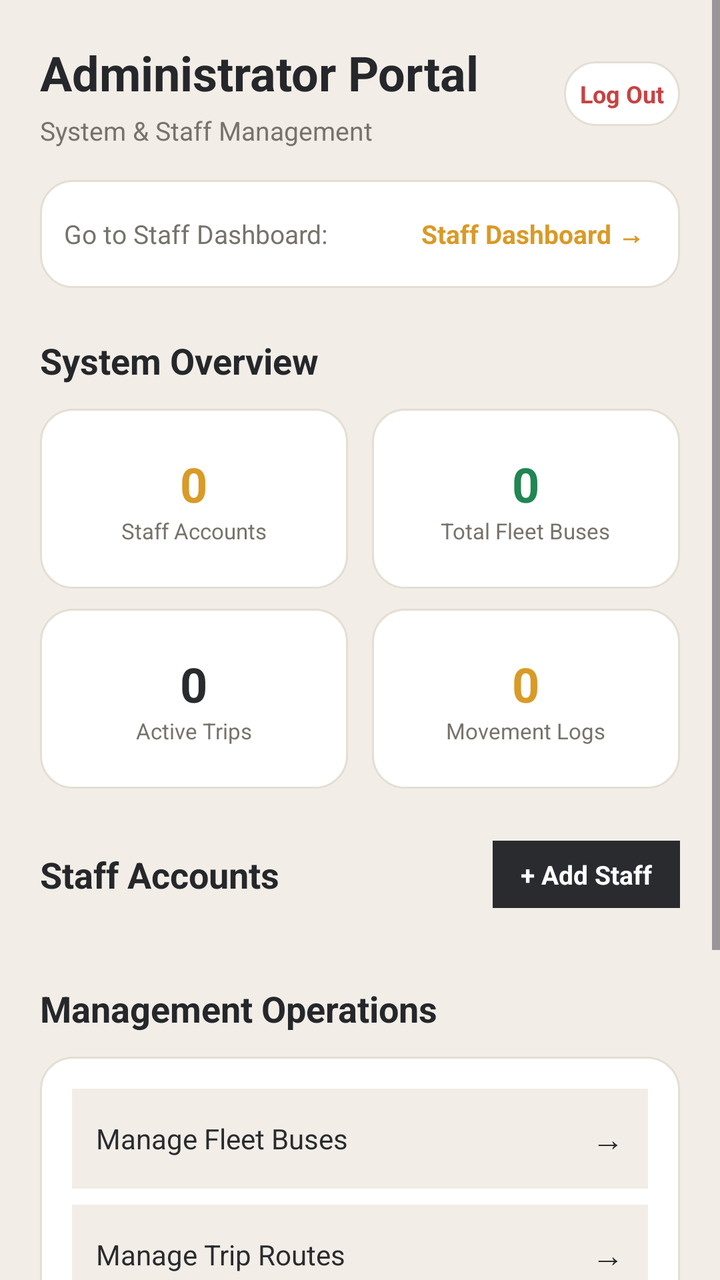
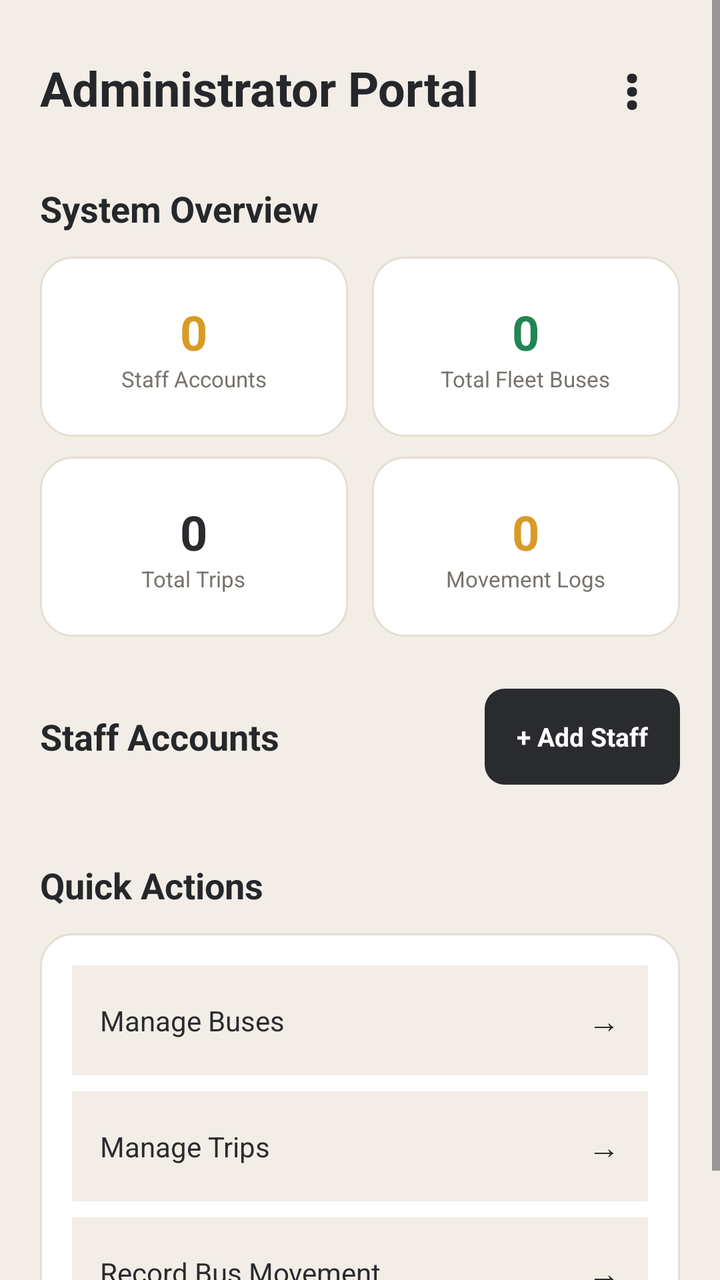

Screens rendered from an Android XML layout before and after an edit, with the pre-edit source and the edit as a unified diff.
<!-- AndroidManifest.xml: application theme Theme.PabamaApp -->
<!-- res/layout/activity_admin_dashboard.xml -->
<?xml version="1.0" encoding="utf-8"?>
<LinearLayout xmlns:android="http://schemas.android.com/apk/res/android"
    android:id="@+id/main"
    android:layout_width="match_parent"
    android:layout_height="match_parent"
    android:orientation="vertical"
    android:background="@color/background">

    <ScrollView
        android:layout_width="match_parent"
        android:layout_height="match_parent"
        android:fillViewport="true">

        <LinearLayout
            android:layout_width="match_parent"
            android:layout_height="wrap_content"
            android:orientation="vertical"
            android:padding="20dp">

            
            <LinearLayout
                android:layout_width="match_parent"
                android:layout_height="wrap_content"
                android:orientation="horizontal"
                android:gravity="center_vertical">

                <LinearLayout
                    android:layout_width="0dp"
                    android:layout_height="wrap_content"
                    android:layout_weight="1"
                    android:orientation="vertical">

                    <TextView
                        android:layout_width="wrap_content"
                        android:layout_height="wrap_content"
                        android:text="Administrator Portal"
                        android:textColor="@color/text_primary"
                        android:textSize="24sp"
                        android:textStyle="bold" />

                    <TextView
                        android:id="@+id/txtAdminSubtitle"
                        android:layout_width="wrap_content"
                        android:layout_height="wrap_content"
                        android:layout_marginTop="4dp"
                        android:text="System &amp; Staff Management"
                        android:textColor="@color/text_secondary"
                        android:textSize="13sp" />
                </LinearLayout>

                <TextView
                    android:id="@+id/btnAdminLogout"
                    android:layout_width="wrap_content"
                    android:layout_height="wrap_content"
                    android:text="Log Out"
                    android:textColor="@color/status_unavailable"
                    android:textSize="12sp"
                    android:textStyle="bold"
                    android:padding="8dp"
                    android:background="@drawable/bg_card" />

            </LinearLayout>

            
            <LinearLayout
                android:layout_width="match_parent"
                android:layout_height="wrap_content"
                android:layout_marginTop="16dp"
                android:orientation="horizontal"
                android:gravity="center_vertical"
                android:background="@drawable/bg_card"
                android:padding="12dp">

                <TextView
                    android:layout_width="0dp"
                    android:layout_height="wrap_content"
                    android:layout_weight="1"
                    android:text="Go to Staff Dashboard:"
                    android:textColor="@color/text_secondary"
                    android:textSize="13sp" />

                <TextView
                    android:id="@+id/btnGoToStaffDashboard"
                    android:layout_width="wrap_content"
                    android:layout_height="wrap_content"
                    android:text="Staff Dashboard →"
                    android:textColor="@color/accent"
                    android:textSize="13sp"
                    android:textStyle="bold"
                    android:padding="6dp" />

            </LinearLayout>

            
            <TextView
                android:layout_width="wrap_content"
                android:layout_height="wrap_content"
                android:layout_marginTop="24dp"
                android:text="System Overview"
                android:textColor="@color/text_primary"
                android:textSize="18sp"
                android:textStyle="bold" />

            <LinearLayout
                android:layout_width="match_parent"
                android:layout_height="wrap_content"
                android:layout_marginTop="12dp"
                android:orientation="horizontal">

                <LinearLayout
                    android:layout_width="0dp"
                    android:layout_height="90dp"
                    android:layout_weight="1"
                    android:layout_marginEnd="6dp"
                    android:orientation="vertical"
                    android:gravity="center"
                    android:background="@drawable/bg_card"
                    android:padding="8dp">

                    <TextView
                        android:id="@+id/txtAdminStaffCount"
                        android:layout_width="wrap_content"
                        android:layout_height="wrap_content"
                        android:text="0"
                        android:textColor="@color/accent"
                        android:textSize="24sp"
                        android:textStyle="bold" />

                    <TextView
                        android:layout_width="wrap_content"
                        android:layout_height="wrap_content"
                        android:text="Staff Accounts"
                        android:textColor="@color/text_secondary"
                        android:textSize="11sp" />
                </LinearLayout>

                <LinearLayout
                    android:layout_width="0dp"
                    android:layout_height="90dp"
                    android:layout_weight="1"
                    android:layout_marginStart="6dp"
                    android:orientation="vertical"
                    android:gravity="center"
                    android:background="@drawable/bg_card"
                    android:padding="8dp">

                    <TextView
                        android:id="@+id/txtAdminBusCount"
                        android:layout_width="wrap_content"
                        android:layout_height="wrap_content"
                        android:text="0"
                        android:textColor="@color/status_available"
                        android:textSize="24sp"
                        android:textStyle="bold" />

                    <TextView
                        android:layout_width="wrap_content"
                        android:layout_height="wrap_content"
                        android:text="Total Fleet Buses"
                        android:textColor="@color/text_secondary"
                        android:textSize="11sp" />
                </LinearLayout>

            </LinearLayout>

            <LinearLayout
                android:layout_width="match_parent"
                android:layout_height="wrap_content"
                android:layout_marginTop="10dp"
                android:orientation="horizontal">

                <LinearLayout
                    android:layout_width="0dp"
                    android:layout_height="90dp"
                    android:layout_weight="1"
                    android:layout_marginEnd="6dp"
                    android:orientation="vertical"
                    android:gravity="center"
                    android:background="@drawable/bg_card"
                    android:padding="8dp">

                    <TextView
                        android:id="@+id/txtAdminTripCount"
                        android:layout_width="wrap_content"
                        android:layout_height="wrap_content"
                        android:text="0"
                        android:textColor="@color/primary"
                        android:textSize="24sp"
                        android:textStyle="bold" />

                    <TextView
                        android:layout_width="wrap_content"
                        android:layout_height="wrap_content"
                        android:text="Active Trips"
                        android:textColor="@color/text_secondary"
                        android:textSize="11sp" />
                </LinearLayout>

                <LinearLayout
                    android:layout_width="0dp"
                    android:layout_height="90dp"
                    android:layout_weight="1"
                    android:layout_marginStart="6dp"
                    android:orientation="vertical"
                    android:gravity="center"
                    android:background="@drawable/bg_card"
                    android:padding="8dp">

                    <TextView
                        android:id="@+id/txtAdminMovementCount"
                        android:layout_width="wrap_content"
                        android:layout_height="wrap_content"
                        android:text="0"
                        android:textColor="@color/accent"
                        android:textSize="24sp"
                        android:textStyle="bold" />

                    <TextView
                        android:layout_width="wrap_content"
                        android:layout_height="wrap_content"
                        android:text="Movement Logs"
                        android:textColor="@color/text_secondary"
                        android:textSize="11sp" />
                </LinearLayout>

            </LinearLayout>

            
            <LinearLayout
                android:layout_width="match_parent"
                android:layout_height="wrap_content"
                android:layout_marginTop="26dp"
                android:orientation="horizontal"
                android:gravity="center_vertical">

                <TextView
                    android:layout_width="0dp"
                    android:layout_height="wrap_content"
                    android:layout_weight="1"
                    android:text="Staff Accounts"
                    android:textColor="@color/text_primary"
                    android:textSize="18sp"
                    android:textStyle="bold" />

                <TextView
                    android:id="@+id/btnAddStaffAccount"
                    android:layout_width="wrap_content"
                    android:layout_height="wrap_content"
                    android:text="+ Add Staff"
                    android:textColor="@color/surface"
                    android:textSize="13sp"
                    android:textStyle="bold"
                    android:paddingStart="14dp"
                    android:paddingEnd="14dp"
                    android:paddingTop="8dp"
                    android:paddingBottom="8dp"
                    android:background="@color/primary" />

            </LinearLayout>

            
            <LinearLayout
                android:id="@+id/containerStaffAccounts"
                android:layout_width="match_parent"
                android:layout_height="wrap_content"
                android:layout_marginTop="12dp"
                android:orientation="vertical" />

            
            <TextView
                android:layout_width="wrap_content"
                android:layout_height="wrap_content"
                android:layout_marginTop="26dp"
                android:text="Management Operations"
                android:textColor="@color/text_primary"
                android:textSize="18sp"
                android:textStyle="bold" />

            <LinearLayout
                android:layout_width="match_parent"
                android:layout_height="wrap_content"
                android:layout_marginTop="12dp"
                android:orientation="vertical"
                android:background="@drawable/bg_card"
                android:padding="16dp">

                <LinearLayout
                    android:id="@+id/btnAdminManageBuses"
                    android:layout_width="match_parent"
                    android:layout_height="50dp"
                    android:orientation="horizontal"
                    android:gravity="center_vertical"
                    android:paddingStart="12dp"
                    android:paddingEnd="12dp"
                    android:background="@color/background">

                    <TextView
                        android:layout_width="0dp"
                        android:layout_height="wrap_content"
                        android:layout_weight="1"
                        android:text="Manage Fleet Buses"
                        android:textColor="@color/primary"
                        android:textSize="14sp" />

                    <TextView
                        android:layout_width="wrap_content"
                        android:layout_height="wrap_content"
                        android:text="→"
                        android:textColor="@color/primary"
                        android:textSize="16sp" />
                </LinearLayout>

                <LinearLayout
                    android:id="@+id/btnAdminManageTrips"
                    android:layout_width="match_parent"
                    android:layout_height="50dp"
                    android:layout_marginTop="8dp"
                    android:orientation="horizontal"
                    android:gravity="center_vertical"
                    android:paddingStart="12dp"
                    android:paddingEnd="12dp"
                    android:background="@color/background">

                    <TextView
                        android:layout_width="0dp"
                        android:layout_height="wrap_content"
                        android:layout_weight="1"
                        android:text="Manage Trip Routes"
                        android:textColor="@color/primary"
                        android:textSize="14sp" />

                    <TextView
                        android:layout_width="wrap_content"
                        android:layout_height="wrap_content"
                        android:text="→"
                        android:textColor="@color/primary"
                        android:textSize="16sp" />
                </LinearLayout>

                <LinearLayout
                    android:id="@+id/btnAdminRecordMovement"
                    android:layout_width="match_parent"
                    android:layout_height="50dp"
                    android:layout_marginTop="8dp"
                    android:orientation="horizontal"
                    android:gravity="center_vertical"
                    android:paddingStart="12dp"
                    android:paddingEnd="12dp"
                    android:background="@color/background">

                    <TextView
                        android:layout_width="0dp"
                        android:layout_height="wrap_content"
                        android:layout_weight="1"
                        android:text="Record Bus Movement"
                        android:textColor="@color/primary"
                        android:textSize="14sp" />

                    <TextView
                        android:layout_width="wrap_content"
                        android:layout_height="wrap_content"
                        android:text="→"
                        android:textColor="@color/primary"
                        android:textSize="16sp" />
                </LinearLayout>

                <LinearLayout
                    android:id="@+id/btnAdminPassengerView"
                    android:layout_width="match_parent"
                    android:layout_height="50dp"
                    android:layout_marginTop="8dp"
                    android:orientation="horizontal"
                    android:gravity="center_vertical"
                    android:paddingStart="12dp"
                    android:paddingEnd="12dp"
                    android:background="@color/background">

                    <TextView
                        android:layout_width="0dp"
                        android:layout_height="wrap_content"
                        android:layout_weight="1"
                        android:text="View Passenger Screen"
                        android:textColor="@color/primary"
                        android:textSize="14sp" />

                    <TextView
                        android:layout_width="wrap_content"
                        android:layout_height="wrap_content"
                        android:text="→"
                        android:textColor="@color/primary"
                        android:textSize="16sp" />
                </LinearLayout>

                <LinearLayout
                    android:id="@+id/btnAdminResetData"
                    android:layout_width="match_parent"
                    android:layout_height="50dp"
                    android:layout_marginTop="8dp"
                    android:orientation="horizontal"
                    android:gravity="center_vertical"
                    android:paddingStart="12dp"
                    android:paddingEnd="12dp"
                    android:background="@drawable/bg_card">

                    <TextView
                        android:layout_width="0dp"
                        android:layout_height="wrap_content"
                        android:layout_weight="1"
                        android:text="↺  Reset Database to Default Seed"
                        android:textColor="@color/status_unavailable"
                        android:textStyle="bold"
                        android:textSize="14sp" />

                    <TextView
                        android:layout_width="wrap_content"
                        android:layout_height="wrap_content"
                        android:text="→"
                        android:textColor="@color/status_unavailable"
                        android:textSize="16sp" />
                </LinearLayout>

            </LinearLayout>

        </LinearLayout>

    </ScrollView>

</LinearLayout>
<!-- resources referenced by this layout -->
<resources>
  <color name="accent">#D99A27</color>
  <color name="background">#F2EEE7</color>
  <color name="primary">#292B2F</color>
  <color name="status_available">#218653</color>
  <color name="status_unavailable">#C74343</color>
  <color name="surface">#FFFFFF</color>
  <color name="text_primary">#25272B</color>
  <color name="text_secondary">#77736B</color>
  <style name="Theme.PabamaApp" parent="Theme.Material3.DayNight.NoActionBar">
          <item name="colorPrimary">@color/primary</item>
          <item name="colorPrimaryVariant">@color/primary_dark</item>
          <item name="colorOnPrimary">@color/white</item>
          <item name="colorSecondary">@color/accent</item>
          <item name="android:statusBarColor">@color/primary_dark</item>
          <item name="android:windowBackground">@color/background</item>
      </style>
  <color name="border">#E4DED3</color>
  <color name="primary_dark">#25272B</color>
  <color name="white">#FFFFFF</color>
  <!-- unchanged entries left out for length: 1 -->
</resources>

<!-- the commit's change to res/layout/activity_admin_dashboard.xml (unified diff, before → after) -->
@@ -38,58 +38,25 @@
                         android:textSize="24sp"
                         android:textStyle="bold" />
 
-                    <TextView
-                        android:id="@+id/txtAdminSubtitle"
-                        android:layout_width="wrap_content"
-                        android:layout_height="wrap_content"
-                        android:layout_marginTop="4dp"
-                        android:text="System &amp; Staff Management"
-                        android:textColor="@color/text_secondary"
-                        android:textSize="13sp" />
                 </LinearLayout>
 
                 <TextView
-                    android:id="@+id/btnAdminLogout"
-                    android:layout_width="wrap_content"
-                    android:layout_height="wrap_content"
-                    android:text="Log Out"
-                    android:textColor="@color/status_unavailable"
-                    android:textSize="12sp"
+                    android:id="@+id/btnAdminMenu"
+                    android:layout_width="48dp"
+                    android:layout_height="48dp"
+                    android:text="&#8942;"
+                    android:textSize="28sp"
                     android:textStyle="bold"
-                    android:padding="8dp"
-                    android:background="@drawable/bg_card" />
-
-            </LinearLayout>
-
-            
-            <LinearLayout
-                android:layout_width="match_parent"
-                android:layout_height="wrap_content"
-                android:layout_marginTop="16dp"
-                android:orientation="horizontal"
-                android:gravity="center_vertical"
-                android:background="@drawable/bg_card"
-                android:padding="12dp">
-
-                <TextView
-                    android:layout_width="0dp"
-                    android:layout_height="wrap_content"
-                    android:layout_weight="1"
-                    android:text="Go to Staff Dashboard:"
-                    android:textColor="@color/text_secondary"
-                    android:textSize="13sp" />
-
-                <TextView
-                    android:id="@+id/btnGoToStaffDashboard"
-                    android:layout_width="wrap_content"
-                    android:layout_height="wrap_content"
-                    android:text="Staff Dashboard →"
-                    android:textColor="@color/accent"
-                    android:textSize="13sp"
-                    android:textStyle="bold"
-                    android:padding="6dp" />
-
-            </LinearLayout>
+                    android:textColor="@color/primary_dark"
+                    android:gravity="center"
+                    android:background="?attr/selectableItemBackgroundBorderless"
+                    android:contentDescription="Administrator menu"
+                    android:clickable="true"
+                    android:focusable="true" />
+
+            </LinearLayout>
+
+
 
             
             <TextView
@@ -191,7 +158,7 @@
                     <TextView
                         android:layout_width="wrap_content"
                         android:layout_height="wrap_content"
-                        android:text="Active Trips"
+                        android:text="Total Trips"
                         android:textColor="@color/text_secondary"
                         android:textSize="11sp" />
                 </LinearLayout>
@@ -245,16 +212,17 @@
                 <TextView
                     android:id="@+id/btnAddStaffAccount"
                     android:layout_width="wrap_content"
-                    android:layout_height="wrap_content"
+                    android:layout_height="48dp"
                     android:text="+ Add Staff"
-                    android:textColor="@color/surface"
+                    android:textColor="@color/white"
                     android:textSize="13sp"
                     android:textStyle="bold"
-                    android:paddingStart="14dp"
-                    android:paddingEnd="14dp"
-                    android:paddingTop="8dp"
-                    android:paddingBottom="8dp"
-                    android:background="@color/primary" />
+                    android:gravity="center"
+                    android:paddingStart="16dp"
+                    android:paddingEnd="16dp"
+                    android:background="@drawable/bg_primary_button"
+                    android:clickable="true"
+                    android:focusable="true" />
 
             </LinearLayout>
 
@@ -271,7 +239,7 @@
                 android:layout_width="wrap_content"
                 android:layout_height="wrap_content"
                 android:layout_marginTop="26dp"
-                android:text="Management Operations"
+                android:text="Quick Actions"
                 android:textColor="@color/text_primary"
                 android:textSize="18sp"
                 android:textStyle="bold" />
@@ -287,18 +255,18 @@
                 <LinearLayout
                     android:id="@+id/btnAdminManageBuses"
                     android:layout_width="match_parent"
-                    android:layout_height="50dp"
                     android:orientation="horizontal"
                     android:gravity="center_vertical"
-                    android:paddingStart="12dp"
-                    android:paddingEnd="12dp"
+                    android:layout_height="55dp"
+                    android:paddingStart="14dp"
+                    android:paddingEnd="14dp"
                     android:background="@color/background">
 
                     <TextView
                         android:layout_width="0dp"
                         android:layout_height="wrap_content"
                         android:layout_weight="1"
-                        android:text="Manage Fleet Buses"
+                        android:text="Manage Buses"
                         android:textColor="@color/primary"
                         android:textSize="14sp" />
 
@@ -313,19 +281,19 @@
                 <LinearLayout
                     android:id="@+id/btnAdminManageTrips"
                     android:layout_width="match_parent"
-                    android:layout_height="50dp"
                     android:layout_marginTop="8dp"
                     android:orientation="horizontal"
                     android:gravity="center_vertical"
-                    android:paddingStart="12dp"
-                    android:paddingEnd="12dp"
+                    android:layout_height="55dp"
+                    android:paddingStart="14dp"
+                    android:paddingEnd="14dp"
                     android:background="@color/background">
 
                     <TextView
                         android:layout_width="0dp"
                         android:layout_height="wrap_content"
                         android:layout_weight="1"
-                        android:text="Manage Trip Routes"
+                        android:text="Manage Trips"
                         android:textColor="@color/primary"
                         android:textSize="14sp" />
 
@@ -340,12 +308,12 @@
                 <LinearLayout
                     android:id="@+id/btnAdminRecordMovement"
                     android:layout_width="match_parent"
-                    android:layout_height="50dp"
                     android:layout_marginTop="8dp"
                     android:orientation="horizontal"
                     android:gravity="center_vertical"
-                    android:paddingStart="12dp"
-                    android:paddingEnd="12dp"
+                    android:layout_height="55dp"
+                    android:paddingStart="14dp"
+                    android:paddingEnd="14dp"
                     android:background="@color/background">
 
                     <TextView
@@ -364,61 +332,6 @@
                         android:textSize="16sp" />
                 </LinearLayout>
 
-                <LinearLayout
-                    android:id="@+id/btnAdminPassengerView"
-                    android:layout_width="match_parent"
-                    android:layout_height="50dp"
-                    android:layout_marginTop="8dp"
-                    android:orientation="horizontal"
-                    android:gravity="center_vertical"
-                    android:paddingStart="12dp"
-                    android:paddingEnd="12dp"
-                    android:background="@color/background">
-
-                    <TextView
-                        android:layout_width="0dp"
-                        android:layout_height="wrap_content"
-                        android:layout_weight="1"
-                        android:text="View Passenger Screen"
-                        android:textColor="@color/primary"
-                        android:textSize="14sp" />
-
-                    <TextView
-                        android:layout_width="wrap_content"
-                        android:layout_height="wrap_content"
-                        android:text="→"
-                        android:textColor="@color/primary"
-                        android:textSize="16sp" />
-                </LinearLayout>
-
-                <LinearLayout
-                    android:id="@+id/btnAdminResetData"
-                    android:layout_width="match_parent"
-                    android:layout_height="50dp"
-                    android:layout_marginTop="8dp"
-                    android:orientation="horizontal"
-                    android:gravity="center_vertical"
-                    android:paddingStart="12dp"
-                    android:paddingEnd="12dp"
-                    android:background="@drawable/bg_card">
-
-                    <TextView
-                        android:layout_width="0dp"
-                        android:layout_height="wrap_content"
-                        android:layout_weight="1"
-                        android:text="↺  Reset Database to Default Seed"
-                        android:textColor="@color/status_unavailable"
-                        android:textStyle="bold"
-                        android:textSize="14sp" />
-
-                    <TextView
-                        android:layout_width="wrap_content"
-                        android:layout_height="wrap_content"
-                        android:text="→"
-                        android:textColor="@color/status_unavailable"
-                        android:textSize="16sp" />
-                </LinearLayout>
-
             </LinearLayout>
 
         </LinearLayout>
<!-- resource entries referenced after the edit -->
@@ -4,21 +4,82 @@
   <color name="background">#F2EEE7</color>
   <color name="primary">#292B2F</color>
   <color name="status_available">#218653</color>
-  <color name="status_unavailable">#C74343</color>
   <color name="surface">#FFFFFF</color>
   <color name="text_primary">#25272B</color>
   <color name="text_secondary">#77736B</color>
   <style name="Theme.PabamaApp" parent="Theme.Material3.DayNight.NoActionBar">
+  
           <item name="colorPrimary">@color/primary</item>
           <item name="colorPrimaryVariant">@color/primary_dark</item>
           <item name="colorOnPrimary">@color/white</item>
           <item name="colorSecondary">@color/accent</item>
           <item name="android:statusBarColor">@color/primary_dark</item>
           <item name="android:windowBackground">@color/background</item>
+  
+          
+          <item name="android:windowAnimationStyle">@style/NoActivityAnimation</item>
+  
+          
+          <item name="alertDialogTheme">@style/Theme.PabamaApp.Dialog</item>
+  
       </style>
   <color name="border">#E4DED3</color>
+  <style name="NoActivityAnimation">
+          <item name="android:activityOpenEnterAnimation">@null</item>
+          <item name="android:activityOpenExitAnimation">@null</item>
+          <item name="android:activityCloseEnterAnimation">@null</item>
+          <item name="android:activityCloseExitAnimation">@null</item>
+  
+          <item name="android:taskOpenEnterAnimation">@null</item>
+          <item name="android:taskOpenExitAnimation">@null</item>
+          <item name="android:taskCloseEnterAnimation">@null</item>
+          <item name="android:taskCloseExitAnimation">@null</item>
+  
+          <item name="android:windowEnterAnimation">@null</item>
+          <item name="android:windowExitAnimation">@null</item>
+      </style>
+  <style name="Theme.PabamaApp.Dialog" parent="ThemeOverlay.AppCompat.Dialog.Alert">
+          <item name="android:windowAnimationStyle">@style/NoActivityAnimation</item>
+  
+          <item name="colorAccent">@color/dialog_action</item>
+          <item name="android:colorAccent">@color/dialog_action</item>
+  
+          <item name="android:colorBackground">@color/dialog_background</item>
+          <item name="android:textColorPrimary">@color/dialog_text</item>
+          <item name="android:textColorSecondary">@color/dialog_hint</item>
+          <item name="android:textColorHint">@color/dialog_hint</item>
+  
+          <item name="buttonBarPositiveButtonStyle">@style/DialogActionButton</item>
+          <item name="buttonBarNegativeButtonStyle">@style/DialogCancelButton</item>
+          <item name="buttonBarNeutralButtonStyle">@style/DialogDeleteButton</item>
+  
+      </style>
+  <color name="dialog_action">#F4B942</color>
+  <color name="dialog_background">#404040</color>
+  <color name="dialog_text">#FFFFFF</color>
+  <color name="dialog_hint">#D1D1D1</color>
+  <style name="DialogActionButton" parent="Widget.AppCompat.Button.ButtonBar.AlertDialog">
+          <item name="android:textColor">@color/dialog_action</item>
+      </style>
+  <style name="DialogCancelButton" parent="Widget.AppCompat.Button.ButtonBar.AlertDialog">
+          <item name="android:textColor">@color/dialog_text</item>
+      </style>
+  <style name="DialogDeleteButton" parent="Widget.AppCompat.Button.ButtonBar.AlertDialog">
+          <item name="android:textColor">@color/dialog_delete</item>
+      </style>
+  <color name="dialog_delete">#FF8A80</color>
   <color name="primary_dark">#25272B</color>
   <color name="white">#FFFFFF</color>
+  <!-- drawable bg_primary_button (drawable) -->
+  <?xml version="1.0" encoding="utf-8"?>
+  <shape xmlns:android="http://schemas.android.com/apk/res/android"
+      android:shape="rectangle">
+  
+      <solid android:color="@color/primary" />
+  
+      <corners android:radius="10dp" />
+  
+  </shape>
   <!-- unchanged entries left out for length: 1 -->
 </resources>
 
